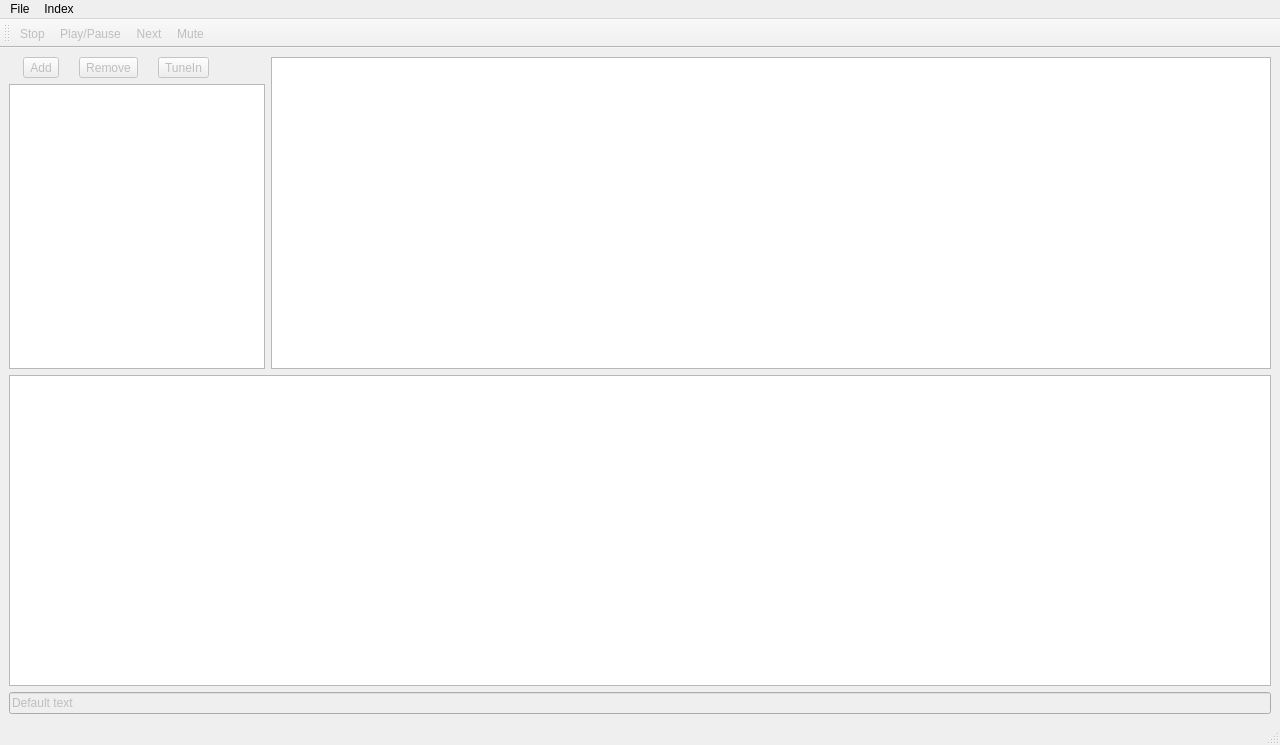
Roflincopter/dmp, file qt-client/dmp_client_gui.ui: the form before one commit.
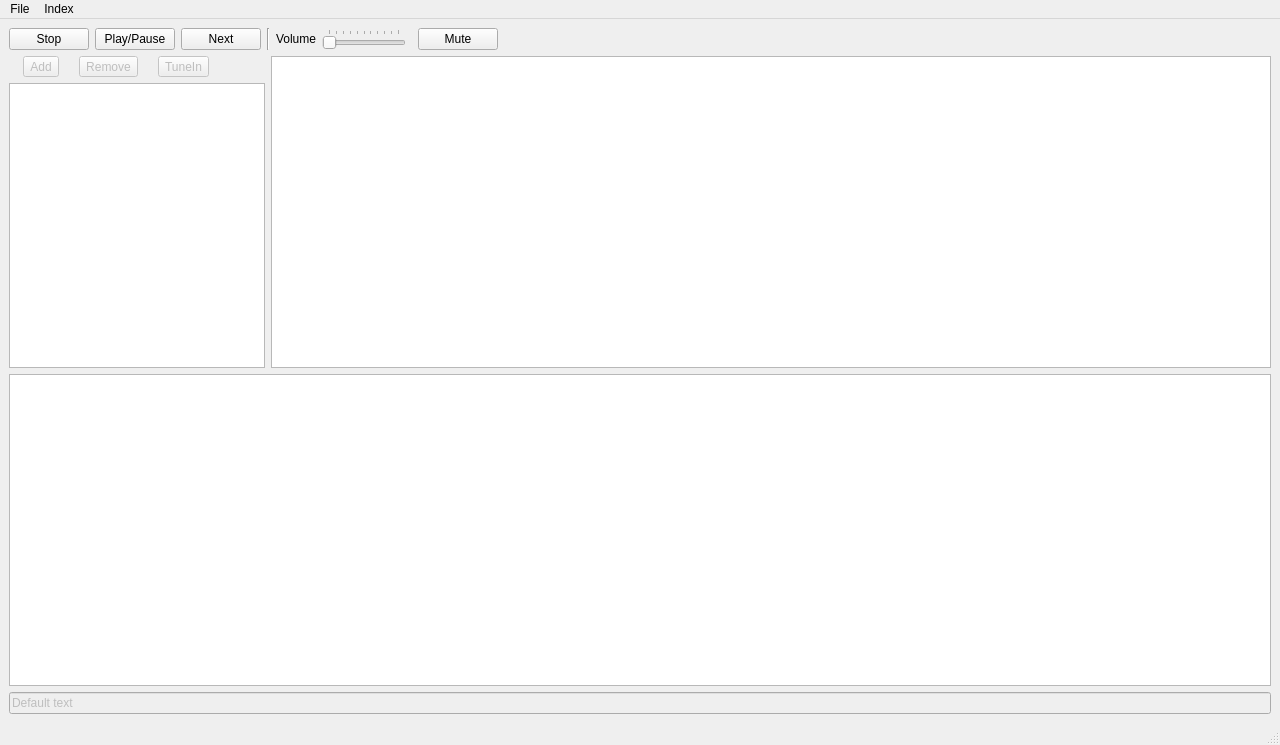
The form after the commit. Custom widgets are drawn as their Qt base class.

Commit message: Added volume controls to the client.

```diff
--- a/qt-client/dmp_client_gui.ui
+++ b/qt-client/dmp_client_gui.ui
@@ -30,6 +30,103 @@
     </sizepolicy>
    </property>
    <layout class="QVBoxLayout" name="verticalLayout_2">
+    <item>
+     <layout class="QHBoxLayout" name="horizontalLayout_2">
+      <item>
+       <widget class="QPushButton" name="stopButton">
+        <property name="text">
+         <string>Stop</string>
+        </property>
+        <property name="checkable">
+         <bool>false</bool>
+        </property>
+       </widget>
+      </item>
+      <item>
+       <widget class="QPushButton" name="playButton">
+        <property name="text">
+         <string>Play/Pause</string>
+        </property>
+        <property name="checkable">
+         <bool>true</bool>
+        </property>
+       </widget>
+      </item>
+      <item>
+       <widget class="QPushButton" name="nextButton">
+        <property name="text">
+         <string>Next</string>
+        </property>
+       </widget>
+      </item>
+      <item>
+       <widget class="Line" name="line">
+        <property name="orientation">
+         <enum>Qt::Vertical</enum>
+        </property>
+       </widget>
+      </item>
+      <item>
+       <widget class="QLabel" name="label">
+        <property name="text">
+         <string>Volume</string>
+        </property>
+       </widget>
+      </item>
+      <item>
+       <widget class="QSlider" name="volumeSlider">
+        <property name="sizePolicy">
+         <sizepolicy hsizetype="Minimum" vsizetype="Fixed">
+          <horstretch>0</horstretch>
+          <verstretch>0</verstretch>
+         </sizepolicy>
+        </property>
+        <property name="maximum">
+         <number>100</number>
+        </property>
+        <property name="orientation">
+         <enum>Qt::Horizontal</enum>
+        </property>
+        <property name="tickPosition">
+         <enum>QSlider::TicksAbove</enum>
+        </property>
+        <property name="tickInterval">
+         <number>10</number>
+        </property>
+       </widget>
+      </item>
+      <item>
+       <widget class="Line" name="line_2">
+        <property name="orientation">
+         <enum>Qt::Horizontal</enum>
+        </property>
+       </widget>
+      </item>
+      <item>
+       <widget class="QPushButton" name="muteButton">
+        <property name="text">
+         <string>Mute</string>
+        </property>
+        <property name="checkable">
+         <bool>true</bool>
+        </property>
+       </widget>
+      </item>
+      <item>
+       <spacer name="horizontalSpacer_2">
+        <property name="orientation">
+         <enum>Qt::Horizontal</enum>
+        </property>
+        <property name="sizeHint" stdset="0">
+         <size>
+          <width>40</width>
+          <height>20</height>
+         </size>
+        </property>
+       </spacer>
+      </item>
+     </layout>
+    </item>
     <item>
      <layout class="QVBoxLayout" name="verticalLayout">
       <item>
@@ -226,21 +323,6 @@
    <addaction name="menuIndex"/>
   </widget>
   <widget class="QStatusBar" name="statusbar"/>
-  <widget class="QToolBar" name="toolBar">
-   <property name="windowTitle">
-    <string>toolBar</string>
-   </property>
-   <attribute name="toolBarArea">
-    <enum>TopToolBarArea</enum>
-   </attribute>
-   <attribute name="toolBarBreak">
-    <bool>false</bool>
-   </attribute>
-   <addaction name="actionStop"/>
-   <addaction name="actionPlay"/>
-   <addaction name="actionNext"/>
-   <addaction name="actionMute"/>
-  </widget>
   <action name="actionExit">
    <property name="text">
     <string>Exit</string>
@@ -262,56 +344,6 @@
     <string>Connect</string>
    </property>
   </action>
-  <action name="actionPlay">
-   <property name="checkable">
-    <bool>true</bool>
-   </property>
-   <property name="enabled">
-    <bool>false</bool>
-   </property>
-   <property name="text">
-    <string>Play/Pause</string>
-   </property>
-   <property name="toolTip">
-    <string>Plays the radio</string>
-   </property>
-  </action>
-  <action name="actionNext">
-   <property name="enabled">
-    <bool>false</bool>
-   </property>
-   <property name="text">
-    <string>Next</string>
-   </property>
-   <property name="toolTip">
-    <string>Skips the current song</string>
-   </property>
-  </action>
-  <action name="actionStop">
-   <property name="enabled">
-    <bool>false</bool>
-   </property>
-   <property name="text">
-    <string>Stop</string>
-   </property>
-   <property name="toolTip">
-    <string>Stops the radio</string>
-   </property>
-  </action>
-  <action name="actionMute">
-   <property name="checkable">
-    <bool>true</bool>
-   </property>
-   <property name="enabled">
-    <bool>false</bool>
-   </property>
-   <property name="text">
-    <string>Mute</string>
-   </property>
-   <property name="toolTip">
-    <string>Mutes the playback</string>
-   </property>
-  </action>
  </widget>
  <customwidgets>
   <customwidget>
```
Left out of the diff: 149 changed lines with no effect on the pictures. The commit also changes 7 other files.
